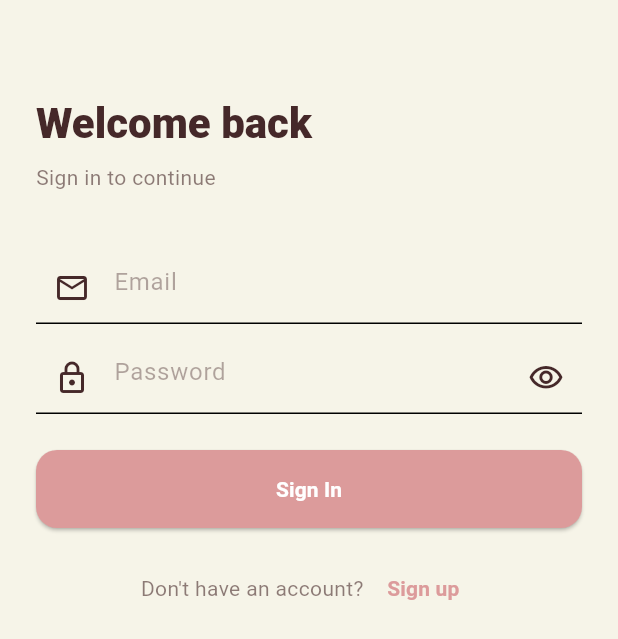
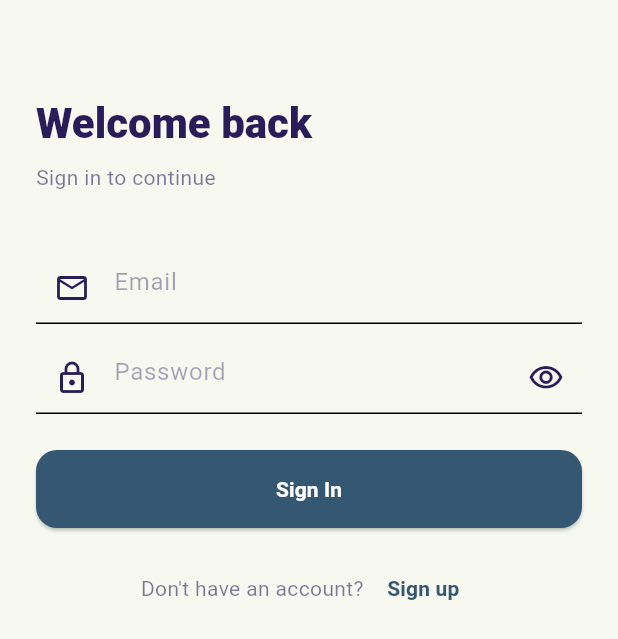
Before and after one commit to caisergan/outfitter, a Flutter app: the screen it shows after launch, on a phone screen of 412 x 824 dp. Shown: the top 639 px of the screen. Run offline on Flutter 3.47's test engine with Material 3 defaults, Android fonts, the phone set to English and light mode, and no system bars; our stand-ins replace cached_network_image, dio, flutter_dotenv, flutter_riverpod, flutter_secure_storage, freezed_annotation and 4 more; generated files the repository leaves out were written again; network calls fail.

Commit message:
feat: new colors
I added a new color palette

```diff
--- a/mobile/lib/core/theme/app_colors.dart
+++ b/mobile/lib/core/theme/app_colors.dart
@@ -1,9 +1,9 @@
 import 'package:flutter/material.dart';
 
 class AppColors {
-  static const mint = Color(0xFFC0E1D2);
-  static const lightMint = Color(0xFFE5EEE4);
-  static const cream = Color(0xFFF6F4E8);
-  static const blush = Color(0xFFDC9B9B);
-  static const text = Color(0xFF452829);
+  static const mint = Color(0xFF7AAACE);
+  static const lightMint = Color(0xFFbbe2ff);
+  static const cream = Color(0xFFF7F8F0);
+  static const blush = Color(0xFF355872);
+  static const text = Color(0xFF281C59);
 }
```
